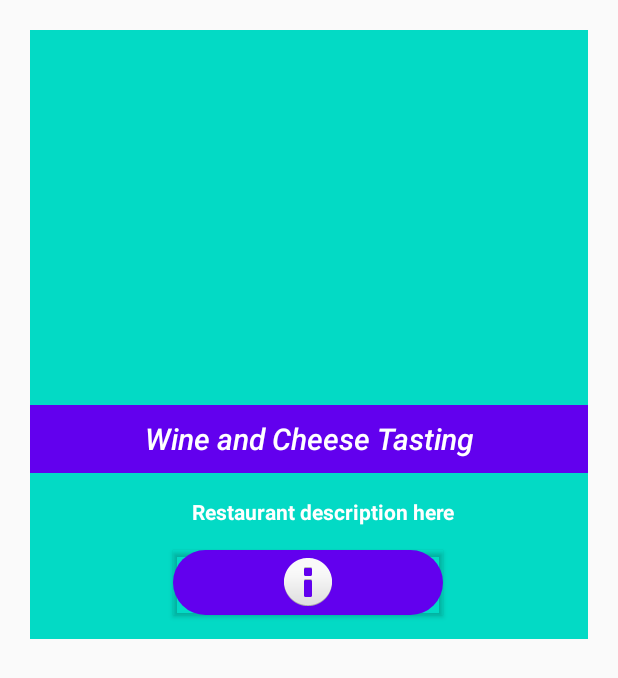
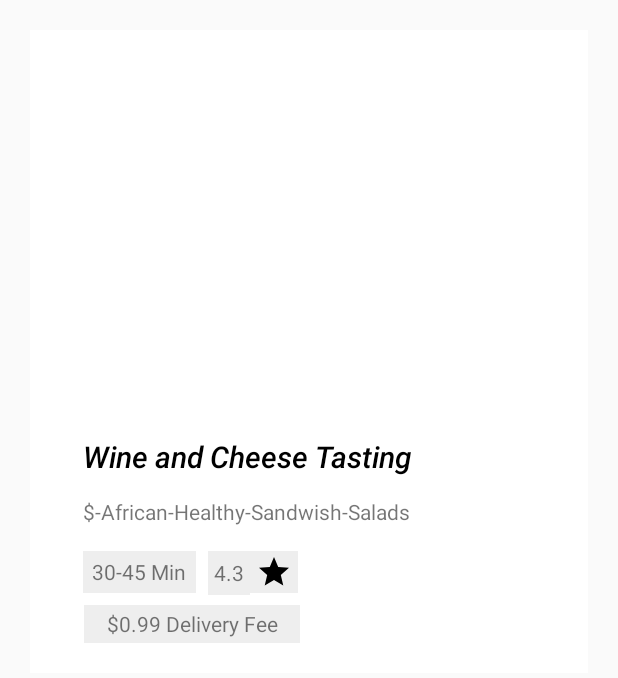
Before and after one commit to acamara2016/EasyFood, an Android app: the layout list_view_item.xml on its own in the app's theme, with its tools: preview values and no code run, on a phone screen of 412 x 824 dp. Shown: the top 678 px of the screen. Run offline under Robolectric (Android 15) with nearby library versions, the light colour scheme and no system bars.

Commit message:
Tune UI into CardView

```diff
--- a/app/src/main/java/com/project/easyfood_1_0/ListAdapter.java
+++ b/app/src/main/java/com/project/easyfood_1_0/ListAdapter.java
@@ -48,7 +48,6 @@ public class ListAdapter extends RecyclerView.Adapter<ListAdapter.ListViewHolder
     public class ListViewHolder extends RecyclerView.ViewHolder {
         private TextView restaurant_name_View, eventDateDay, eventDateMonth, eventDescription;
         private ImageView eventImageView;
-        private Button detailButton;
 
         private ListViewHolder(View itemView) {
             super(itemView);
@@ -62,9 +61,6 @@ public class ListAdapter extends RecyclerView.Adapter<ListAdapter.ListViewHolder
             restaurant_name_View.setText(restaurant.getName());
             //eventNameView.setText(event.getEventName());
             Picasso.get().load(restaurant.getImage()).fit().centerCrop().into(eventImageView);
-            /*eventDateMonth.setText(event.getMonth());
-            eventDateDay.setText(event.getDay());
-            eventDescription.setText(event.getFrenchDescription());*/
             View.OnClickListener listener = new View.OnClickListener() {
                 @Override
                 public void onClick(View v) {
--- /dev/null
+++ b/app/src/main/res/drawable/ic_star_black_24dp.xml
@@ -0,0 +1,9 @@
+<vector xmlns:android="http://schemas.android.com/apk/res/android"
+        android:width="24dp"
+        android:height="24dp"
+        android:viewportWidth="24.0"
+        android:viewportHeight="24.0">
+    <path
+        android:fillColor="#FF000000"
+        android:pathData="M12,17.27L18.18,21l-1.64,-7.03L22,9.24l-7.19,-0.61L12,2 9.19,8.63 2,9.24l5.46,4.73L5.82,21z"/>
+</vector>
--- a/app/src/main/res/layout/list_view_item.xml
+++ b/app/src/main/res/layout/list_view_item.xml
@@ -5,71 +5,110 @@
     android:layout_width="match_parent"
     android:layout_height="wrap_content"
     android:layout_margin="20dp"
-    android:background="@color/colorAccent">
+    android:background="@color/white">
 
-    <Button
-        android:id="@+id/more_details_button"
-        android:layout_width="180dp"
-        android:layout_height="43dp"
-        android:layout_marginBottom="16dp"
-        android:background="@drawable/round_button"
-        android:foreground="@android:drawable/ic_dialog_info"
-        android:foregroundGravity="center"
-        android:lineHeight="2dp"
-        android:outlineProvider="bounds"
-        android:textAllCaps="false"
-        android:textColor="@color/white"
-        app:layout_constraintBottom_toBottomOf="parent"
-        app:layout_constraintEnd_toEndOf="parent"
-        app:layout_constraintHorizontal_bias="0.497"
-        app:layout_constraintStart_toStartOf="parent"
-        app:layout_constraintTop_toBottomOf="@id/event_description_view"
-        app:layout_constraintVertical_bias="0.0" />
 
     <ImageView
         android:id="@+id/event_image_view"
-        android:layout_width="370dp"
-        android:layout_height="250dp"
+        android:layout_width="340dp"
+        android:layout_height="230dp"
+        android:layout_marginTop="16dp"
+        android:foregroundGravity="center"
         app:layout_constraintEnd_toEndOf="parent"
-        app:layout_constraintHorizontal_bias="1.0"
+        app:layout_constraintHorizontal_bias="0.483"
         app:layout_constraintStart_toStartOf="parent"
         app:layout_constraintTop_toTopOf="parent" />
 
     <TextView
-        android:id="@+id/event_description_view"
-        android:layout_width="match_parent"
+        android:id="@+id/event_name_view"
+        android:layout_width="300dp"
         android:layout_height="wrap_content"
-        android:ellipsize="end"
+        android:layout_marginTop="16dp"
+        android:foregroundGravity="center"
+        android:gravity="start|center"
         android:maxLines="3"
-        android:paddingBottom="16dp"
-        android:paddingEnd="45dp"
-        android:paddingStart="64dp"
-        android:paddingTop="16dp"
-        android:textAlignment="center"
-        android:textColor="@color/white"
-        android:textStyle="bold"
-        app:layout_constraintEnd_toEndOf="parent"
-        app:layout_constraintStart_toStartOf="parent"
-        app:layout_constraintTop_toBottomOf="@+id/event_name_view"
-        tools:text="Restaurant description here" />
-
-
-    <TextView
-        android:id="@+id/event_name_view"
-        android:layout_width="match_parent"
-        android:layout_height="wrap_content"
-        android:background="@color/colorPrimary"
-        android:gravity="center"
         android:minHeight="45dp"
         android:singleLine="false"
-        android:maxLines="3"
         android:textAppearance="@style/TextAppearance.AppCompat.Title"
-        android:textColor="@color/white"
+        android:textColor="@color/Black"
         android:textStyle="italic"
         app:layout_constraintEnd_toEndOf="parent"
+        app:layout_constraintHorizontal_bias="0.492"
         app:layout_constraintStart_toStartOf="parent"
         app:layout_constraintTop_toBottomOf="@+id/event_image_view"
         tools:text="Wine and Cheese Tasting" />
 
+    <TextView
+        android:id="@+id/event_category"
+        android:layout_width="313dp"
+        android:layout_height="28dp"
+        android:gravity="start|center"
+        android:text="$-African-Healthy-Sandwish-Salads"
+        app:layout_constraintEnd_toEndOf="parent"
+        app:layout_constraintHorizontal_bias="0.603"
+        app:layout_constraintStart_toStartOf="parent"
+        app:layout_constraintTop_toBottomOf="@+id/event_name_view" />
+
+    <TextView
+        android:id="@+id/duration_view"
+        android:layout_width="75dp"
+        android:layout_height="28dp"
+        android:layout_marginStart="35dp"
+        android:layout_marginLeft="35dp"
+        android:layout_marginBottom="8dp"
+        android:background="@color/background"
+        android:gravity="center"
+        android:text="30-45 Min"
+        app:layout_constraintBottom_toTopOf="@+id/delivery_fee_view"
+        app:layout_constraintStart_toStartOf="parent"
+        app:layout_constraintTop_toTopOf="@+id/rating_view"
+        app:layout_constraintVertical_bias="1.0" />
+
+    <TextView
+        android:id="@+id/rating_view"
+        android:layout_width="28dp"
+        android:layout_height="29dp"
+        android:layout_marginStart="8dp"
+        android:layout_marginLeft="8dp"
+        android:layout_marginTop="12dp"
+        android:background="@color/background"
+        android:foregroundGravity="center|right"
+        android:gravity="center"
+        android:text="4.3"
+        app:layout_constraintStart_toEndOf="@+id/duration_view"
+        app:layout_constraintTop_toBottomOf="@+id/event_category" />
+
+    <TextView
+        android:id="@+id/delivery_fee_view"
+        android:layout_width="144dp"
+        android:layout_height="25dp"
+        android:layout_marginStart="35dp"
+        android:layout_marginLeft="35dp"
+        android:layout_marginEnd="192dp"
+        android:layout_marginRight="192dp"
+        android:layout_marginBottom="20dp"
+        android:gravity="center"
+        android:background="@color/background"
+        android:text="$0.99 Delivery Fee"
+        app:layout_constraintBottom_toBottomOf="parent"
+        app:layout_constraintEnd_toEndOf="parent"
+        app:layout_constraintStart_toStartOf="parent"
+        app:layout_constraintTop_toBottomOf="@+id/duration_view" />
+
+    <TextView
+        android:id="@+id/star_view"
+        android:layout_width="32dp"
+        android:layout_height="28dp"
+        android:layout_marginTop="5dp"
+        android:background="@color/background"
+        android:foreground="@drawable/ic_star_black_24dp"
+        android:foregroundGravity="center"
+        app:layout_constraintBottom_toTopOf="@+id/delivery_fee_view"
+        app:layout_constraintEnd_toEndOf="parent"
+        app:layout_constraintHorizontal_bias="0.0"
+        app:layout_constraintStart_toEndOf="@+id/rating_view"
+        app:layout_constraintTop_toBottomOf="@+id/event_category"
+        app:layout_constraintVertical_bias="0.437" />
+
 
 </androidx.constraintlayout.widget.ConstraintLayout>
--- a/app/src/main/res/values/colors.xml
+++ b/app/src/main/res/values/colors.xml
@@ -5,4 +5,7 @@
     <color name="colorAccent">#03DAC5</color>
     <color name="white">#ffffff</color>
     <color name="Yellow">#FFF000</color>
+    <color name="Black">#000000</color>
+    <color name="background">#eeeeee</color>
+
 </resources>
```
Also changed, not shown: app/src/main/res/layout/fragment_home2.xml (deleted, +0 -59 lines).
